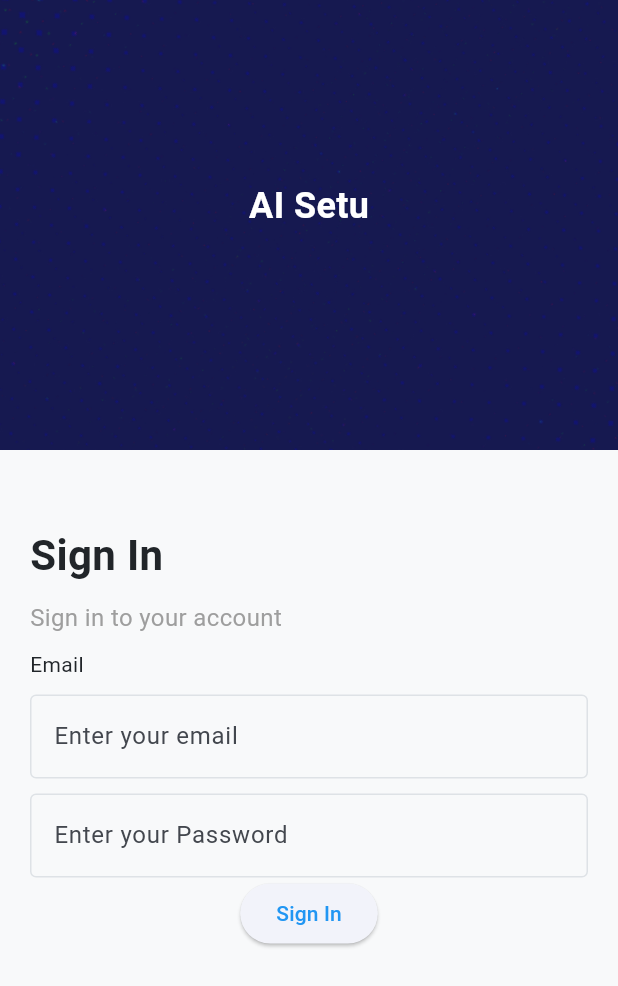
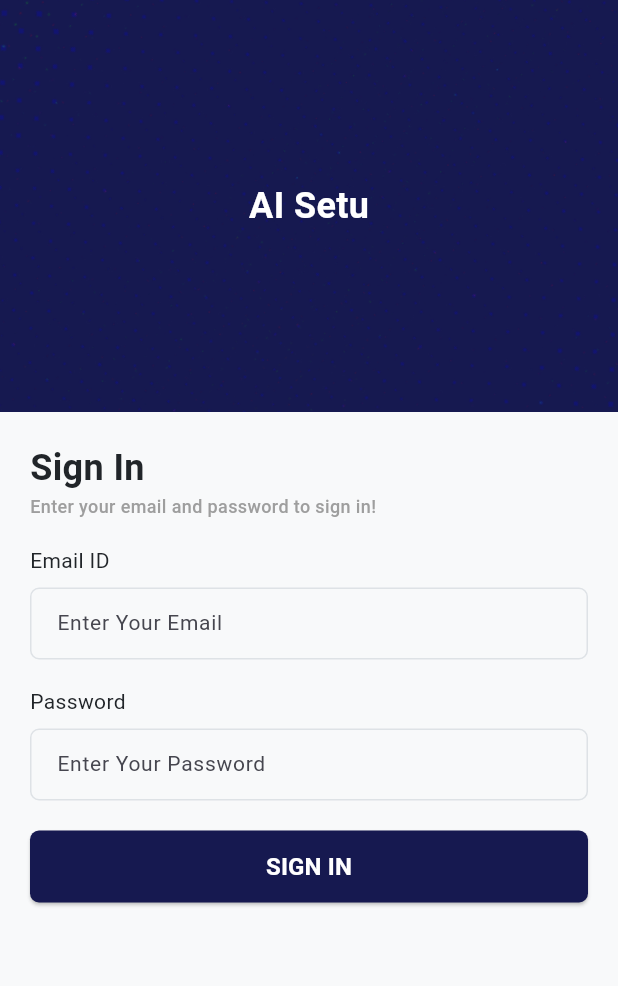
Before and after one commit to hkdigiverse2108/ERP-Application, a Flutter app: the screen it shows after launch, on a phone screen of 412 x 824 dp. Shown: the top 986 px of the screen. Run offline on Flutter 3.47's test engine with Material 3 defaults, Android fonts, the phone set to English and light mode, and no system bars; our stand-ins replace gap, get, get_storage.

Commit message:
Introduce core UI infrastructure including theming, constants, and shared widgets, and implement initial sign-in functionality.

```diff
--- a/lib/core/constants/colors.dart
+++ b/lib/core/constants/colors.dart
@@ -2,9 +2,9 @@ import 'package:flutter/material.dart';
 
 class AppColors {
   // Primary colors
-  static const Color primary = Color(0xFF2196F3);
-  static const Color primaryDark = Color(0xFF1976D2);
-  static const Color primaryLight = Color(0xFFBBDEFB);
+  static const Color primary = Color(0xFF161950);
+  static const Color primaryDark = Color(0xFF161950);
+  static const Color primaryLight = Color(0xFF161950);
 
   // Secondary/Accent
   static const Color secondary = Color(0xFFFF4081);
--- a/lib/core/constants/sizes.dart
+++ b/lib/core/constants/sizes.dart
@@ -50,4 +50,8 @@ class Sizes {
   static const double textSizeXXL = 20.0;
   static const double textSizeXXXL = 24.0;
   static double textSizeCustom(double textSize) => textSize;
+
+  // space Size
+  static const double smallSpace = 8.0;
+  static const double fieldSpace = 12.0;
 }
--- a/lib/core/constants/strings.dart
+++ b/lib/core/constants/strings.dart
@@ -2,7 +2,8 @@ class Strings {
   static const String appName = "AI Setu";
 
   // Auth
-  static const String login = "Login";
+  static const String login = "Sign In";
+  static const String loginMsg = "Enter your email and password to sign in!";
   static const String register = "Register";
   static const String forgotPassword = "Forgot Password";
   static const String resetPassword = "Reset Password";
--- a/lib/core/helper/text_helper.dart
+++ b/lib/core/helper/text_helper.dart
@@ -67,7 +67,7 @@ class TextHelper {
     color: AppColors.error,
   );
   static TextStyle get button =>
-      TextStyle(fontSize: 14, fontWeight: FontWeight.bold, color: Colors.white);
+      TextStyle(fontSize: 16, fontWeight: FontWeight.bold, color: Colors.white);
 
   // Context-aware methods for dynamic theme updates
   static TextStyle h1Style(BuildContext context) =>
--- a/lib/core/theme/dark_theme.dart
+++ b/lib/core/theme/dark_theme.dart
@@ -1,3 +1,4 @@
+import 'package:ai_setu/core/constants/sizes.dart';
 import 'package:flutter/material.dart';
 import 'package:ai_setu/core/constants/colors.dart';
 
@@ -30,21 +31,25 @@ class DarkTheme {
         color: AppColors.darkBorder,
         thickness: 1,
       ),
-      inputDecorationTheme: const InputDecorationTheme(
+      inputDecorationTheme: InputDecorationTheme(
         border: OutlineInputBorder(),
         filled: true,
         fillColor: Colors.transparent,
         labelStyle: TextStyle(),
         enabledBorder: OutlineInputBorder(
+          borderRadius: BorderRadius.circular(Sizes.borderRadiusS),
           borderSide: BorderSide(color: AppColors.darkBorder),
         ),
         focusedBorder: OutlineInputBorder(
+          borderRadius: BorderRadius.circular(Sizes.borderRadiusS),
           borderSide: BorderSide(color: AppColors.primary),
         ),
         errorBorder: OutlineInputBorder(
+          borderRadius: BorderRadius.circular(Sizes.borderRadiusS),
           borderSide: BorderSide(color: AppColors.error),
         ),
         focusedErrorBorder: OutlineInputBorder(
+          borderRadius: BorderRadius.circular(Sizes.borderRadiusS),
           borderSide: BorderSide(color: AppColors.error),
         ),
       ),
--- a/lib/core/theme/light_theme.dart
+++ b/lib/core/theme/light_theme.dart
@@ -1,3 +1,4 @@
+import 'package:ai_setu/core/constants/sizes.dart';
 import 'package:flutter/material.dart';
 import 'package:ai_setu/core/constants/colors.dart';
 
@@ -30,21 +31,25 @@ class LightTheme {
         color: AppColors.lightBorder,
         thickness: 1,
       ),
-      inputDecorationTheme: const InputDecorationTheme(
+      inputDecorationTheme: InputDecorationTheme(
         border: OutlineInputBorder(),
         filled: true,
         fillColor: Colors.transparent,
         labelStyle: TextStyle(),
         enabledBorder: OutlineInputBorder(
+          borderRadius: BorderRadius.circular(Sizes.borderRadiusS),
           borderSide: BorderSide(color: AppColors.lightBorder),
         ),
         focusedBorder: OutlineInputBorder(
+          borderRadius: BorderRadius.circular(Sizes.borderRadiusS),
           borderSide: BorderSide(color: AppColors.primary),
         ),
         errorBorder: OutlineInputBorder(
+          borderRadius: BorderRadius.circular(Sizes.borderRadiusS),
           borderSide: BorderSide(color: AppColors.error),
         ),
         focusedErrorBorder: OutlineInputBorder(
+          borderRadius: BorderRadius.circular(Sizes.borderRadiusS),
           borderSide: BorderSide(color: AppColors.error),
         ),
       ),
--- a/lib/modules/auth/bindings/sign_in_bindings.dart
+++ b/lib/modules/auth/bindings/sign_in_bindings.dart
@@ -4,6 +4,6 @@ import 'package:get/instance_manager.dart';
 class SignInBindings extends Bindings {
   @override
   void dependencies() {
-    Get.lazyPut(() => SignInController());
+    Get.lazyPut<SignInController>(() => SignInController());
   }
 }
--- a/lib/modules/auth/controllers/sign_in_controller.dart
+++ b/lib/modules/auth/controllers/sign_in_controller.dart
@@ -1,6 +1,12 @@
+import 'package:flutter/widgets.dart';
 import 'package:get/get.dart';
 
 class SignInController extends GetxController {
+  final email = TextEditingController();
+  final password = TextEditingController();
+
+  final show = false.obs;
+
   @override
   void onInit() {
     super.onInit();
--- a/lib/modules/auth/views/sign_in.dart
+++ b/lib/modules/auth/views/sign_in.dart
@@ -1,28 +1,33 @@
 import 'package:ai_setu/core/constants/images.dart';
+import 'package:ai_setu/core/constants/strings.dart';
+import 'package:ai_setu/core/helper/text_helper.dart';
+import 'package:ai_setu/modules/auth/controllers/sign_in_controller.dart';
+import 'package:ai_setu/shared/widgets/buttons/common_button.dart';
+import 'package:ai_setu/shared/widgets/text_fields/normal_field.dart';
 import 'package:flutter/material.dart';
+import 'package:gap/gap.dart';
+import 'package:get/state_manager.dart';
 
-class SignIn extends StatelessWidget {
+class SignIn extends GetView<SignInController> {
   const SignIn({super.key});
 
   @override
   Widget build(BuildContext context) {
     return Scaffold(
-      body: SingleChildScrollView(
-        child: Column(
+      resizeToAvoidBottomInset: false,
+      body: Column(
         children: [
-            Stack(
-              children: [
-                Image.asset(
-                  Images.splashBg,
+          Expanded(
+            flex: 2,
+            child: Container(
+              width: double.infinity,
+              decoration: BoxDecoration(
+                image: DecorationImage(
+                  image: AssetImage(Images.splashBg),
                   fit: BoxFit.cover,
-                  height: 300,
-                  width: double.infinity,
                 ),
-                Positioned(
-                  top: 120,
-                  left: 0,
-                  right: 0,
-                  child: Center(
+              ),
+              alignment: Alignment.center,
               child: Text(
                 "AI Setu",
                 style: TextStyle(
@@ -33,48 +38,42 @@ class SignIn extends StatelessWidget {
               ),
             ),
           ),
-              ],
-            ),
-            SizedBox(height: 50),
-
-            // Sign In
-            Padding(
+          Expanded(
+            flex: 4,
+            child: Padding(
               padding: const EdgeInsets.symmetric(horizontal: 20),
               child: Column(
                 mainAxisAlignment: MainAxisAlignment.start,
                 crossAxisAlignment: CrossAxisAlignment.start,
-                spacing: 10,
                 children: [
-                  Text(
-                    "Sign In",
-                    style: TextStyle(fontSize: 28, fontWeight: FontWeight.bold),
+                  Gap(20),
+                  Text(Strings.login, style: TextHelper.h2),
+                  Text(Strings.loginMsg, style: TextHelper.label),
+                  Gap(18),
+                  NormalField(
+                    labelFloating: true,
+                    labelText: "Email ID",
+                    controller: controller.email,
+                    hintText: "Enter Your Email",
                   ),
-                  Text(
-                    "Sign in to your account",
-                    style: TextStyle(fontSize: 16, color: Colors.grey),
+                  Gap(18),
+                  NormalField(
+                    labelFloating: true,
+                    labelText: "Password",
+                    controller: controller.email,
+                    hintText: "Enter Your Password",
                   ),
-
-                  Text("Email", style: TextStyle(fontSize: 14)),
-                  TextFormField(
-                    decoration: InputDecoration(
-                      hintText: "Enter your email",
-                      border: OutlineInputBorder(),
+                  Gap(20),
+                  CommonButton(
+                    onPressed: () {},
+                    text: Strings.login.toUpperCase(),
                   ),
+                ],
               ),
-                  TextFormField(
-                    decoration: InputDecoration(
-                      hintText: "Enter your Password",
-                      border: OutlineInputBorder(),
             ),
           ),
         ],
       ),
-            ),
-            SizedBox(),
-            ElevatedButton(onPressed: () {}, child: Text("Sign In")),
-          ],
-        ),
-      ),
     );
   }
 }
--- a/lib/shared/widgets/buttons/common_button.dart
+++ b/lib/shared/widgets/buttons/common_button.dart
@@ -1,4 +1,5 @@
 import 'package:ai_setu/core/constants/sizes.dart';
+import 'package:ai_setu/core/helper/text_helper.dart';
 import 'package:flutter/material.dart';
 
 class CommonButton extends StatelessWidget {
@@ -12,14 +13,14 @@ class CommonButton extends StatelessWidget {
     return ElevatedButton(
       onPressed: onPressed,
       style: ElevatedButton.styleFrom(
-        minimumSize: Size(double.infinity, Sizes.borderRadiusM),
+        minimumSize: Size(double.infinity, Sizes.buttonHeightM),
         backgroundColor: Theme.of(context).primaryColor,
         foregroundColor: Colors.white,
         shape: RoundedRectangleBorder(
           borderRadius: BorderRadius.circular(Sizes.borderRadiusS),
         ),
       ),
-      child: Text(text),
+      child: Text(text, style: TextHelper.button),
     );
   }
 }
--- a/lib/shared/widgets/text_fields/normal_field.dart
+++ b/lib/shared/widgets/text_fields/normal_field.dart
@@ -1,19 +1,26 @@
+import 'package:ai_setu/core/constants/sizes.dart';
 import 'package:ai_setu/core/helper/text_helper.dart';
 import 'package:flutter/material.dart';
+import 'package:gap/gap.dart';
 
 class NormalField extends StatelessWidget {
   final String labelText;
   final bool labelFloating;
-  final TextEditingController controller;
+  final String? hintText;
+
+  final TextEditingController? controller;
   final bool obscureText;
+  final bool enabled;
   final TextInputType keyboardType;
   final String? Function(String?)? validator;
 
   const NormalField({
     super.key,
     required this.labelText,
-    required this.controller,
+    this.hintText,
+    this.controller,
     this.obscureText = false,
+    this.enabled = true,
     this.keyboardType = TextInputType.text,
     this.validator,
     this.labelFloating = false,
@@ -22,17 +29,34 @@ class NormalField extends StatelessWidget {
   @override
   Widget build(BuildContext context) {
     return Column(
+      crossAxisAlignment: CrossAxisAlignment.start,
       children: [
         (labelFloating)
-            ? Text(labelText, style: TextHelper.bodySmall)
+            ? Text(labelText, style: TextHelper.bodyMedium)
             : SizedBox.shrink(),
 
-        TextFormField(
-          controller: controller,
-          obscureText: obscureText,
-          keyboardType: keyboardType,
-          validator: validator,
-          decoration: InputDecoration(border: OutlineInputBorder()),
+        Gap(Sizes.smallSpace),
+
+        SizedBox(
+          height: 48,
+          child: TextFormField(
+            enabled: enabled,
+            controller: controller,
+            obscureText: obscureText,
+            keyboardType: keyboardType,
+            validator: validator,
+            style: TextHelper.bodyMedium,
+            textAlignVertical: TextAlignVertical.center,
+            decoration: InputDecoration(
+              hintText: hintText,
+              contentPadding: EdgeInsets.symmetric(
+                horizontal: 14,
+                vertical: 12,
+              ),
+              labelText: labelFloating ? null : labelText,
+              border: OutlineInputBorder(),
+            ),
+          ),
         ),
       ],
     );
--- a/pubspec.yaml
+++ b/pubspec.yaml
@@ -15,6 +15,7 @@ dependencies:
   cupertino_icons: ^1.0.8
   get: ^4.7.3
   get_storage: ^2.1.1
+  gap: ^3.0.1
 
 dev_dependencies:
   flutter_test:
```
Also changed, not shown: pubspec.lock. Lines whose indentation alone changed are shown as unchanged.
